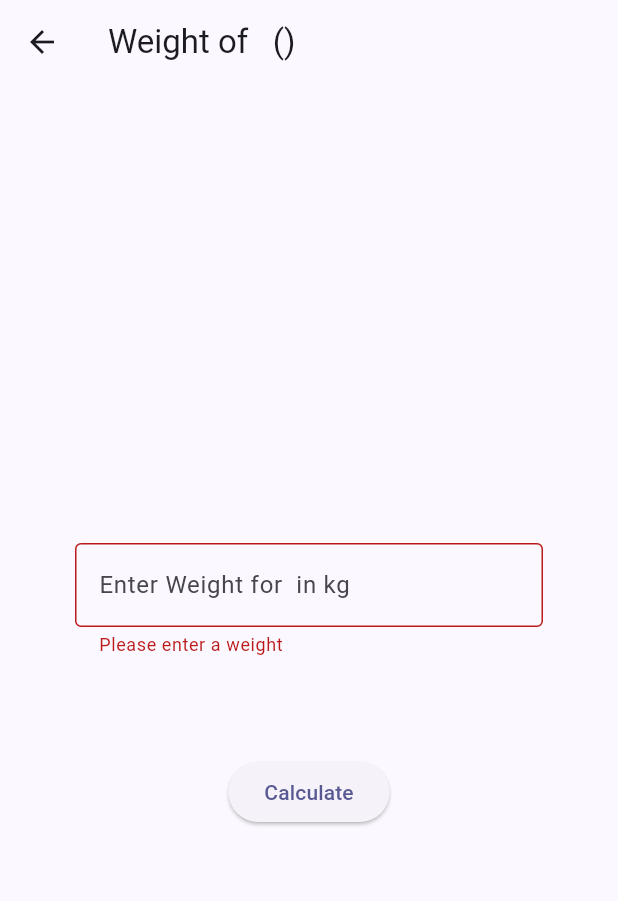
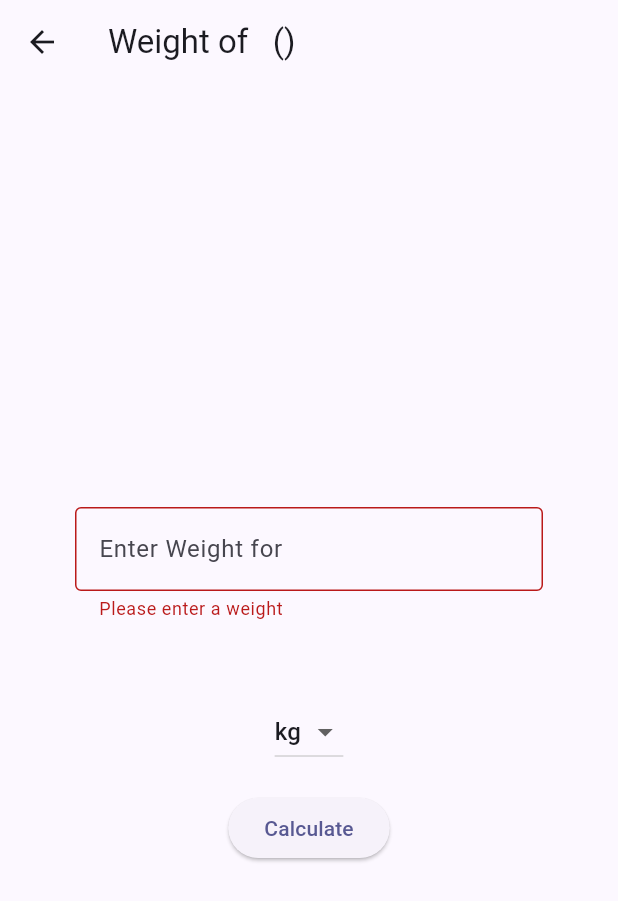
Before and after one commit to JoshyOWashy/Veterinary-Calculator-App, a Flutter app: the WeightForm screen opened directly, after a tap on "Calculate", on a phone screen of 412 x 824 dp. Shown: the top 901 px of the screen. Run offline on Flutter 3.47's test engine with Material 2 defaults, Android fonts, the phone set to English and light mode, and no system bars; our stand-ins replace firebase_core, firebase_database; accounts and stored records are empty.

Commit message:
add kg/lbs dropdown box on weight page

```diff
--- a/vet_calc_app/lib/weight_page.dart
+++ b/vet_calc_app/lib/weight_page.dart
@@ -17,6 +17,7 @@ class WeightForm extends StatefulWidget {
 // TODO: show error when input is empty
 class WeightFormState extends State<WeightForm> {
   final _formKey = GlobalKey<FormState>();
+  String _selectedUnit = 'kg';
 
   @override
   Widget build(BuildContext context) {
@@ -48,7 +49,7 @@ class WeightFormState extends State<WeightForm> {
                     ],
                     decoration: InputDecoration(
                       border: const OutlineInputBorder(),
-                      hintText: 'Enter Weight for $animal in kg',
+                      hintText: 'Enter Weight for $animal',
                     ),
                     validator: (value) {
                       if (value == null || value.isEmpty) {
@@ -57,6 +58,21 @@ class WeightFormState extends State<WeightForm> {
                       return null;
                     },
                   ),
+                ),
+                DropdownButton<String>(
+                  value: _selectedUnit,
+                  onChanged: (String? newValue) {
+                    setState(() {
+                      _selectedUnit = newValue!;
+                    });
+                  },
+                  items: <String>['kg', 'lbs']
+                      .map<DropdownMenuItem<String>>((String value) {
+                    return DropdownMenuItem<String>(
+                      value: value,
+                      child: Text(value),
+                    );
+                  }).toList(),
                 ),
                 Padding(
                   padding: const EdgeInsets.symmetric(vertical: 16.0),
@@ -69,7 +85,7 @@ class WeightFormState extends State<WeightForm> {
                           debugPrint("Animal $animal in WeightPage");
                           debugPrint("Drug $drug in WeightPage");
                           ScaffoldMessenger.of(context).showSnackBar(
-                            const SnackBar(content: Text('yay')),
+                            const SnackBar(content: Text('hooray')),
                           );
                           Navigator.push(
                             context,
```
